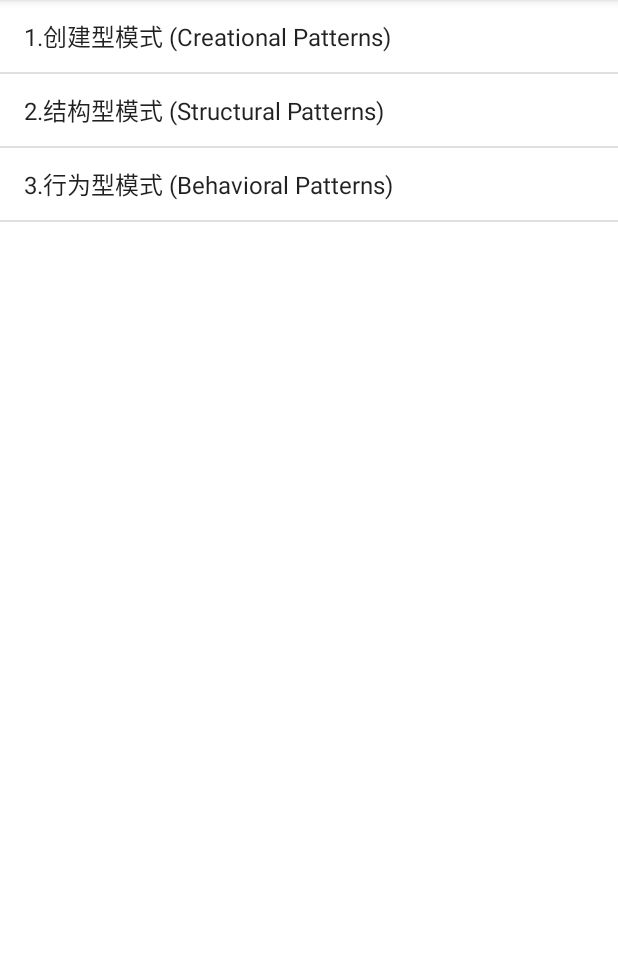
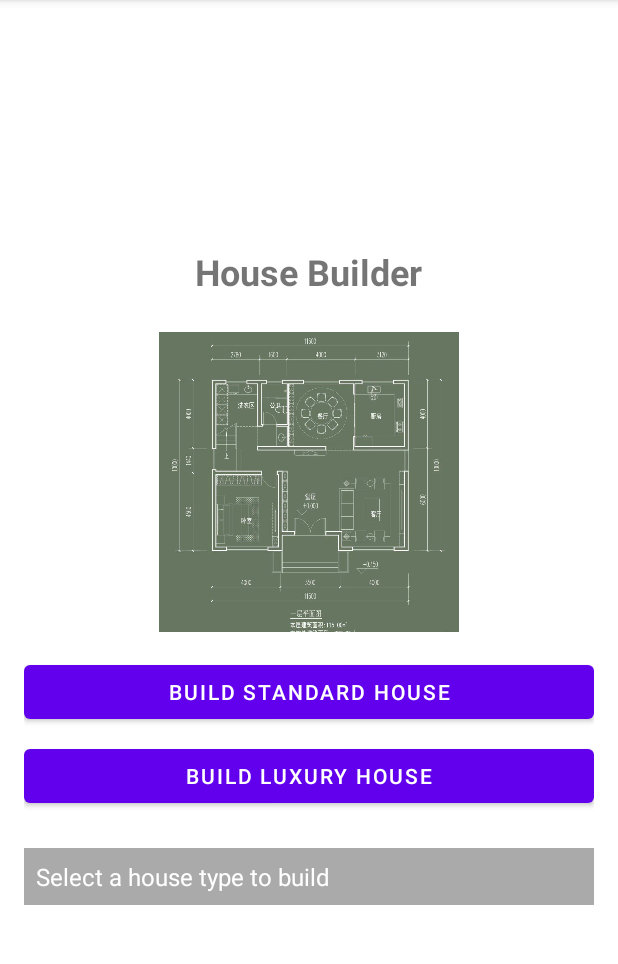
Before and after one commit to joephone/JavaGangOfFour, an Android app: the CreationalMainActivity screen opened directly, with no data from a screen before it, after a tap on an icon or button, on a phone screen of 412 x 824 dp, the part 84-1048 px from its top. Run offline under Robolectric (Android 15) with nearby library versions, the phone set to English and light mode, and no system bars.

Commit message:
builder模式

```diff
--- /dev/null
+++ b/app/src/main/java/com/transcendence/gangoffour/_01_creational/builder/BuilderActivity.java
@@ -0,0 +1,46 @@
+package com.transcendence.gangoffour._01_creational.builder;
+
+import android.os.Bundle;
+import android.widget.Button;
+import android.widget.ImageView;
+import android.widget.TextView;
+import android.widget.Toast;
+
+import androidx.appcompat.app.AppCompatActivity;
+
+import com.transcendence.gangoffour.R;
+
+/**
+ *  builder模式
+ */
+public class BuilderActivity extends AppCompatActivity {
+
+    private TextView houseDetailsText;
+    private ImageView houseImage;
+
+    @Override
+    protected void onCreate(Bundle savedInstanceState) {
+        super.onCreate(savedInstanceState);
+        setContentView(R.layout.activity_pattern_builder);
+
+        houseDetailsText = findViewById(R.id.house_details);
+        houseImage = findViewById(R.id.house_image);
+
+        Button buildStandardBtn = findViewById(R.id.build_standard_btn);
+        Button buildLuxuryBtn = findViewById(R.id.build_luxury_btn);
+
+        buildStandardBtn.setOnClickListener(v -> buildHouse(new ConcreteHouseBuilder(), R.drawable.standard_house));
+        buildLuxuryBtn.setOnClickListener(v -> buildHouse(new LuxuryHouseBuilder(), R.drawable.luxury_house));
+    }
+
+    private void buildHouse(HouseBuilder builder, int imageResId) {
+        Director director = new Director(builder);
+        House house = director.constructHouse();
+
+        houseDetailsText.setText(house.toString());
+        houseImage.setImageResource(imageResId);
+
+        Toast.makeText(this, "House built successfully!", Toast.LENGTH_SHORT).show();
+    }
+
+}
--- /dev/null
+++ b/app/src/main/java/com/transcendence/gangoffour/_01_creational/factory/abstractfactory/OperatingSystem.java
@@ -0,0 +1,5 @@
+package com.transcendence.gangoffour._01_creational.factory.abstractfactory;
+
+public interface OperatingSystem {
+    void run();
+}
--- a/app/src/main/java/com/transcendence/gangoffour/_01_creational/factory/factorymethod/FactoryMethodShapeActivity.java
+++ b/app/src/main/java/com/transcendence/gangoffour/_01_creational/factory/factorymethod/FactoryMethodShapeActivity.java
@@ -18,7 +18,7 @@ public class FactoryMethodShapeActivity extends AppCompatActivity {
     @Override
     protected void onCreate(Bundle savedInstanceState) {
         super.onCreate(savedInstanceState);
-        setContentView(R.layout.activity_mode_factory_method);
+        setContentView(R.layout.activity_pattern_factory_method);
 
         FrameLayout container = findViewById(R.id.fl_container);
 
--- a/app/src/main/java/com/transcendence/gangoffour/main/AppConstantValue.java
+++ b/app/src/main/java/com/transcendence/gangoffour/main/AppConstantValue.java
@@ -1,5 +1,7 @@
 package com.transcendence.gangoffour.main;
 
+import com.transcendence.gangoffour._01_creational.builder.BuilderActivity;
+import com.transcendence.gangoffour._01_creational.factory.abstractfactory.AbstractFactoryActivity;
 import com.transcendence.gangoffour._01_creational.factory.factorymethod.FactoryMethodShapeActivity;
 import com.transcendence.gangoffour._03_behavioral.MainBehavioralActivity;
 import com.transcendence.gangoffour._01_creational.CreationalMainActivity;
@@ -22,7 +24,8 @@ public interface AppConstantValue {
     Class[] mainPatternsCreational = {
             SingletonMainActivity.class,
             FactoryMethodShapeActivity.class,
-            FactoryMethodShapeActivity.class
+            AbstractFactoryActivity.class,
+            BuilderActivity.class,
     };
 
     Class[] mainPatternsCreationalSingleton = {
--- /dev/null
+++ b/app/src/main/res/layout/activity_pattern_builder.xml
@@ -0,0 +1,54 @@
+<?xml version="1.0" encoding="utf-8"?>
+<LinearLayout xmlns:android="http://schemas.android.com/apk/res/android"
+    xmlns:tools="http://schemas.android.com/tools"
+    android:layout_width="match_parent"
+    android:layout_height="match_parent"
+    android:orientation="vertical"
+    android:padding="16dp"
+    android:gravity="center">
+
+    <TextView
+        android:layout_width="wrap_content"
+        android:layout_height="wrap_content"
+        android:text="House Builder"
+        android:textSize="24sp"
+        android:textStyle="bold"
+        android:layout_marginBottom="24dp"/>
+
+    <ImageView
+        android:id="@+id/house_image"
+        android:layout_width="200dp"
+        android:layout_height="200dp"
+        android:scaleType="centerCrop"
+        android:layout_marginBottom="16dp"
+        android:src="@drawable/house_placeholder"/>
+
+    <Button
+        android:id="@+id/build_standard_btn"
+        android:layout_width="match_parent"
+        android:layout_height="wrap_content"
+        android:text="Build Standard House"
+        android:layout_marginBottom="8dp"/>
+
+    <Button
+        android:id="@+id/build_luxury_btn"
+        android:layout_width="match_parent"
+        android:layout_height="wrap_content"
+        android:text="Build Luxury House"
+        android:layout_marginBottom="24dp"/>
+
+    <ScrollView
+        android:layout_width="match_parent"
+        android:layout_height="wrap_content">
+
+        <TextView
+            android:id="@+id/house_details"
+            android:layout_width="match_parent"
+            android:layout_height="wrap_content"
+            android:textSize="16sp"
+            android:padding="8dp"
+            android:background="@android:color/darker_gray"
+            android:textColor="@android:color/white"
+            android:text="Select a house type to build"/>
+    </ScrollView>
+</LinearLayout>
```
Also changed, not shown: app/src/main/AndroidManifest.xml (+8 -2 lines), app/src/main/java/com/transcendence/gangoffour/_01_creational/builder/ConcreteHouseBuilder.java (added, +23 -0 lines), app/src/main/java/com/transcendence/gangoffour/_01_creational/builder/Director.java (added, +17 -0 lines), app/src/main/java/com/transcendence/gangoffour/_01_creational/builder/House.java (added, +34 -0 lines), app/src/main/java/com/transcendence/gangoffour/_01_creational/builder/HouseBuilder.java (added, +16 -0 lines), app/src/main/java/com/transcendence/gangoffour/_01_creational/builder/LuxuryHouseBuilder.java (added, +23 -0 lines), app/src/main/java/com/transcendence/gangoffour/_01_creational/factory/abstractfactory/AbstractFactoryActivity.java (added, +40 -0 lines), app/src/main/java/com/transcendence/gangoffour/_01_creational/factory/abstractfactory/LinuxOS.java (added, +10 -0 lines), app/src/main/java/com/transcendence/gangoffour/_01_creational/factory/abstractfactory/OSFactory.java (added, +17 -0 lines), app/src/main/java/com/transcendence/gangoffour/_01_creational/factory/abstractfactory/WindowsOS.java (added, +10 -0 lines), app/src/main/res/layout/activity_pattern_factory_abstract.xml (added, +28 -0 lines), app/src/main/res/drawable-hdpi/house_placeholder.png (added), app/src/main/res/drawable-hdpi/luxury_house.jpeg (added), app/src/main/res/drawable-hdpi/standard_house.jpeg (added), 1 more files.
